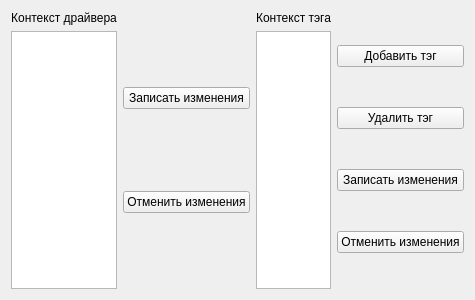
Before: the Qt Designer form formdrivertables.ui in vokhmianin-da/runTimeConfigurator, drawn with Qt 5.
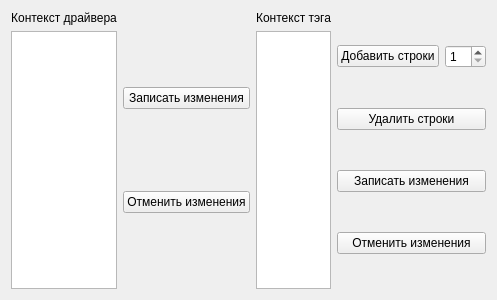
After: the same form once the commit is applied.

Commit message: Добавление нескольких строк в контекст тэгов

Patch:
```diff
--- a/formdrivertables.ui
+++ b/formdrivertables.ui
@@ -13,7 +13,7 @@
   <property name="windowTitle">
    <string>Form</string>
   </property>
-  <layout class="QHBoxLayout" name="horizontalLayout_3">
+  <layout class="QHBoxLayout" name="horizontalLayout_4">
    <item>
     <layout class="QHBoxLayout" name="horizontalLayout">
      <item>
@@ -75,16 +75,27 @@
      <item>
       <layout class="QVBoxLayout" name="verticalLayout_4">
        <item>
+        <layout class="QHBoxLayout" name="horizontalLayout_3">
+         <item>
         <widget class="QPushButton" name="pbAddTag">
          <property name="text">
-          <string>Добавить тэг</string>
-         </property>
-        </widget>
+            <string>Добавить строки</string>
+           </property>
+          </widget>
+         </item>
+         <item>
+          <widget class="QSpinBox" name="spBcountTags">
+           <property name="minimum">
+            <number>1</number>
+           </property>
+          </widget>
+         </item>
+        </layout>
        </item>
        <item>
         <widget class="QPushButton" name="pbRemoveTag">
          <property name="text">
-          <string>Удалить тэг</string>
+          <string>Удалить строки</string>
          </property>
         </widget>
        </item>
```
Lines whose indentation alone changed are shown as unchanged. The commit also changes 1 other file.
